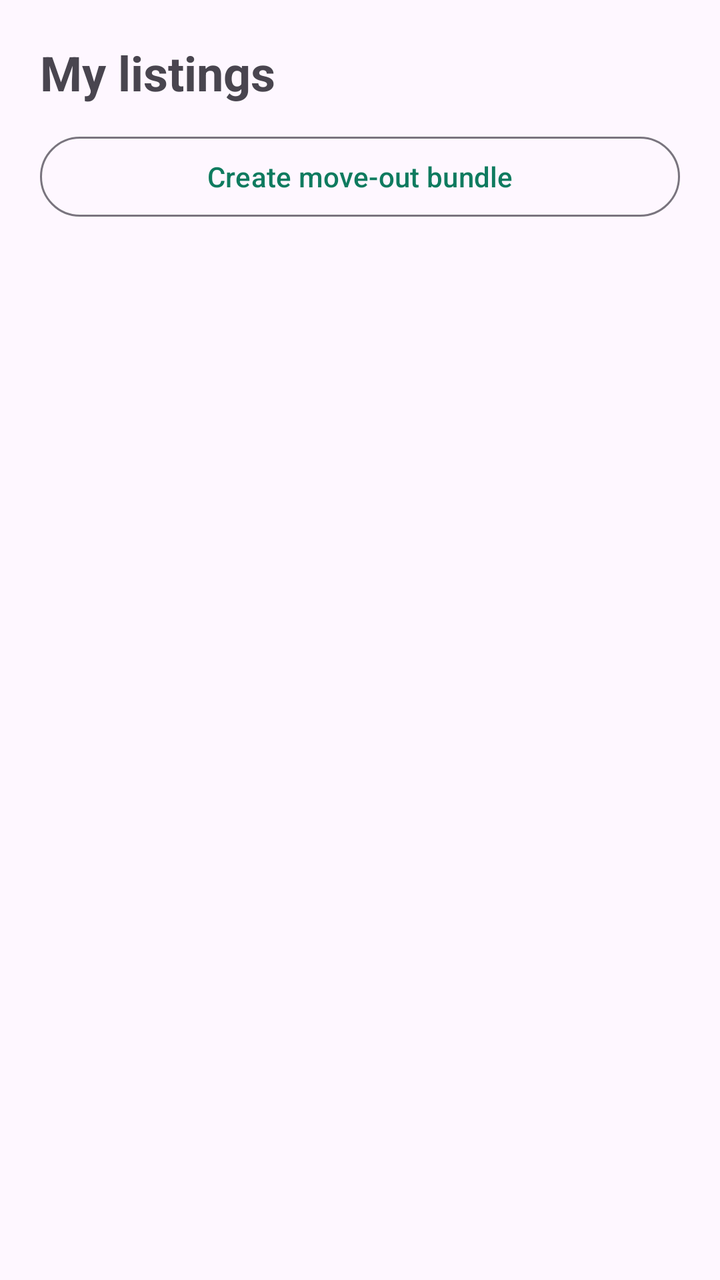
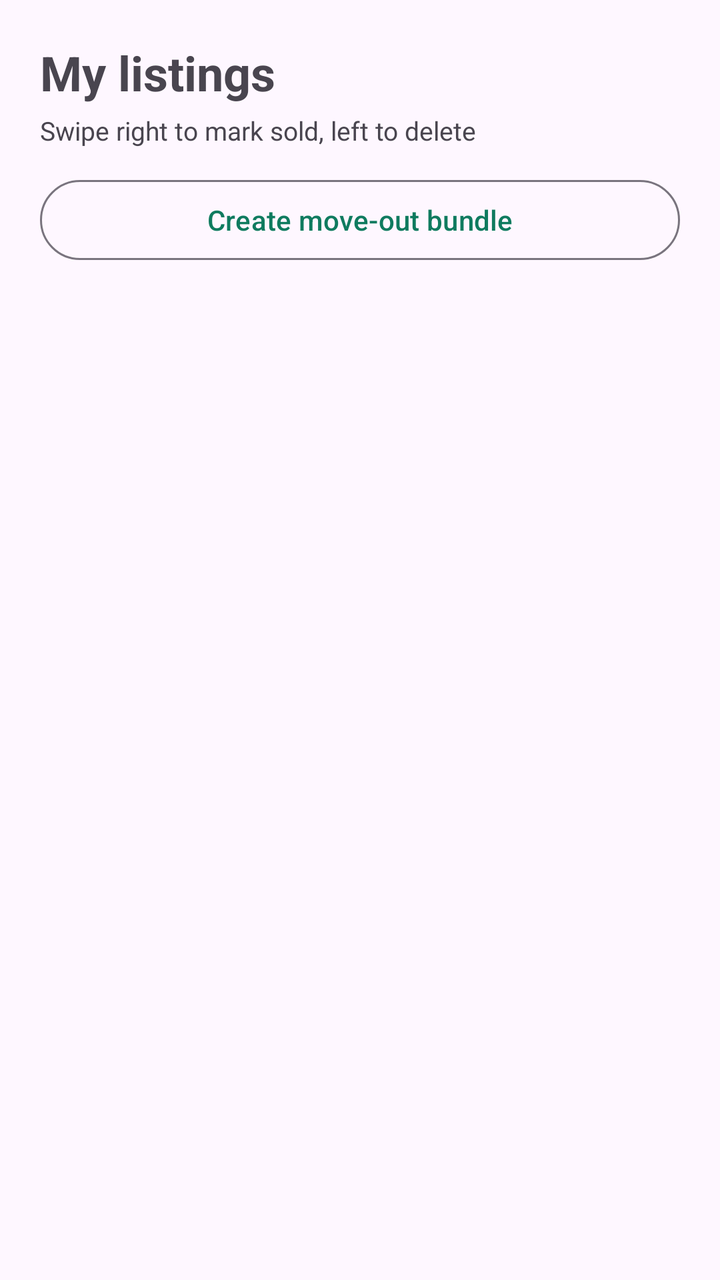

Before-and-after screenshots of an Android layout around one commit, followed by the original layout XML and the change that was made.
<!-- AndroidManifest.xml: application theme Theme.CampusMarket -->
<!-- res/layout/activity_my_listings.xml -->
<?xml version="1.0" encoding="utf-8"?>
<LinearLayout xmlns:android="http://schemas.android.com/apk/res/android"
    android:id="@+id/myListingsMain"
    android:layout_width="match_parent"
    android:layout_height="match_parent"
    android:orientation="vertical"
    android:padding="20dp">

    <TextView
        android:layout_width="wrap_content"
        android:layout_height="wrap_content"
        android:text="@string/my_title"
        android:textSize="24sp"
        android:textStyle="bold" />

    <com.google.android.material.button.MaterialButton
        android:id="@+id/btnCreateBundle"
        style="?attr/materialButtonOutlinedStyle"
        android:layout_width="match_parent"
        android:layout_height="wrap_content"
        android:layout_marginTop="12dp"
        android:text="@string/my_create_bundle" />

    <TextView
        android:id="@+id/textMyEmpty"
        android:layout_width="match_parent"
        android:layout_height="wrap_content"
        android:layout_marginTop="24dp"
        android:gravity="center"
        android:text="@string/my_empty"
        android:textSize="14sp"
        android:visibility="gone" />

    <androidx.recyclerview.widget.RecyclerView
        android:id="@+id/recyclerMyListings"
        android:layout_width="match_parent"
        android:layout_height="0dp"
        android:layout_marginTop="12dp"
        android:layout_weight="1" />

</LinearLayout>
<!-- resources referenced by this layout -->
<resources>
  <string name="my_create_bundle">Create move-out bundle</string>
  <string name="my_empty">You have not posted anything yet.</string>
  <string name="my_title">My listings</string>
  <style name="Theme.CampusMarket" parent="Base.Theme.CampusMarket" />
  <style name="Base.Theme.CampusMarket" parent="Theme.Material3.DayNight.NoActionBar">
          <item name="colorPrimary">#0F7B5F</item>
          <item name="colorOnPrimary">#FFFFFF</item>
          <item name="colorPrimaryContainer">#B8F0DC</item>
          <item name="colorOnPrimaryContainer">#00201A</item>
          <item name="colorSecondaryContainer">#D6E8E0</item>
          <item name="colorOnSecondaryContainer">#0E1F19</item>
      </style>
</resources>

<!-- the commit's change to res/layout/activity_my_listings.xml (unified diff, before → after) -->
@@ -12,6 +12,13 @@
         android:text="@string/my_title"
         android:textSize="24sp"
         android:textStyle="bold" />
+
+    <TextView
+        android:layout_width="wrap_content"
+        android:layout_height="wrap_content"
+        android:layout_marginTop="4dp"
+        android:text="@string/my_hint"
+        android:textSize="13sp" />
 
     <com.google.android.material.button.MaterialButton
         android:id="@+id/btnCreateBundle"
@@ -31,6 +38,15 @@
         android:textSize="14sp"
         android:visibility="gone" />
 
+    <com.google.android.material.button.MaterialButton
+        android:id="@+id/btnMyEmptyPost"
+        android:layout_width="wrap_content"
+        android:layout_height="wrap_content"
+        android:layout_gravity="center_horizontal"
+        android:layout_marginTop="12dp"
+        android:text="@string/my_empty_action"
+        android:visibility="gone" />
+
     <androidx.recyclerview.widget.RecyclerView
         android:id="@+id/recyclerMyListings"
         android:layout_width="match_parent"
<!-- resource entries referenced after the edit -->
@@ -2,6 +2,8 @@
 <resources>
   <string name="my_create_bundle">Create move-out bundle</string>
   <string name="my_empty">You have not posted anything yet.</string>
+  <string name="my_empty_action">Post an item</string>
+  <string name="my_hint">Swipe right to mark sold, left to delete</string>
   <string name="my_title">My listings</string>
   <style name="Theme.CampusMarket" parent="Base.Theme.CampusMarket" />
   <style name="Base.Theme.CampusMarket" parent="Theme.Material3.DayNight.NoActionBar">
